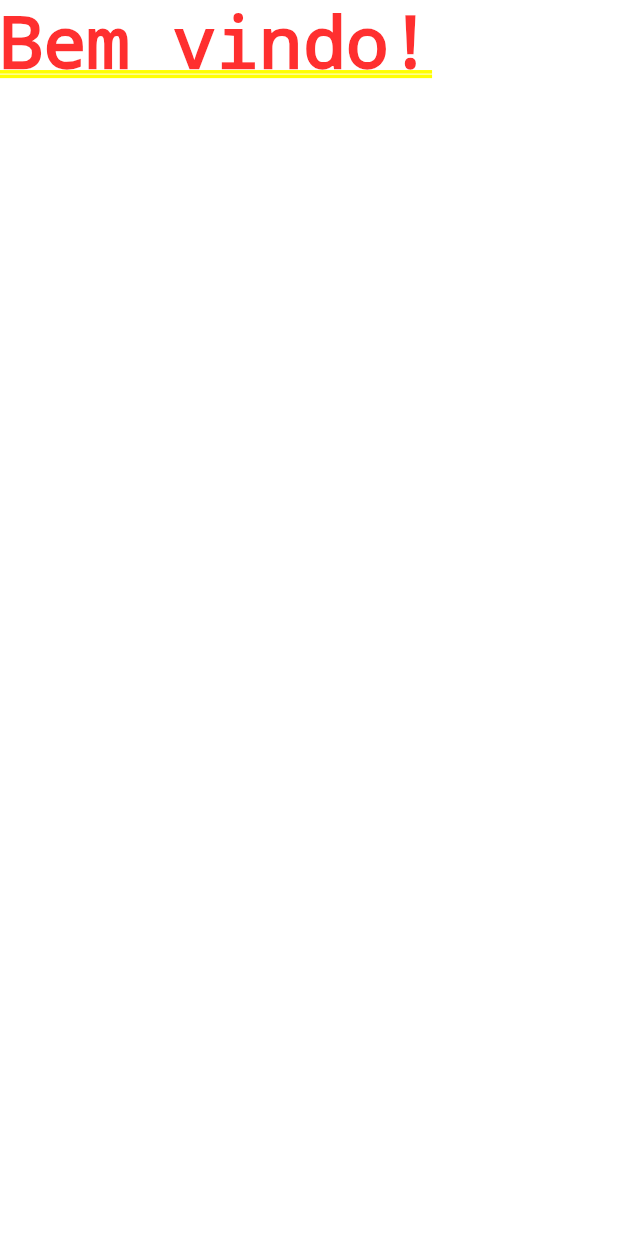
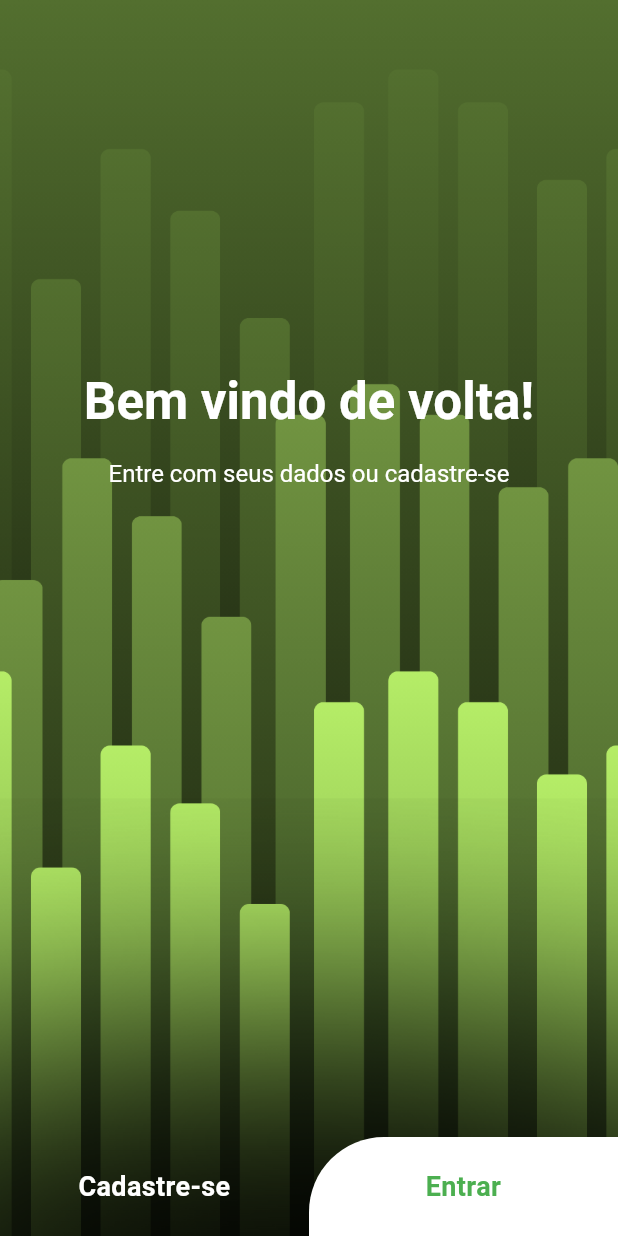
Before and after one commit to S4r4GDL/prog-mobile, a Flutter app: the screen it shows after launch, on a phone screen of 412 x 824 dp. Run offline on Flutter 3.47's test engine with Material 3 defaults, Android fonts, the phone set to English and light mode, and no system bars.

Commit message:
Welcome-page: Criação de botão estilizável e layout de login default

```diff
--- a/lib/main.dart
+++ b/lib/main.dart
@@ -12,9 +12,10 @@ class MyApp extends StatelessWidget {
   @override
   Widget build(BuildContext context) {
     return MaterialApp(
+      debugShowCheckedModeBanner: false,
       title: 'EducaDin',
       theme: ThemeData(primarySwatch: Colors.lightGreen),
-     home: WelcomePage(),
+     home: const WelcomePage(),
     );
   }
 }
--- a/lib/pages/login/forget_password_page.dart
+++ b/lib/pages/login/forget_password_page.dart
@@ -1,11 +1,16 @@
 import 'package:flutter/material.dart';
+import 'package:prog_mobile_app_educadin/widgets/login_scaffold.dart';
 
-class ForgetPasswordPage extends StatelessWidget {
+class ForgetPasswordPage extends StatefulWidget {
   const ForgetPasswordPage({super.key});
 
-  // This widget is the root of your application.
+  @override
+  State<ForgetPasswordPage> createState() => _ForgetPasswordPageState();
+}
+
+class _ForgetPasswordPageState extends State<ForgetPasswordPage> {
   @override
   Widget build(BuildContext context) {
-    return const Text('Recupere sua senha');
+    return const LoginScaffold(child: Text('Esqueci minha senha'));
   }
 }
--- a/lib/pages/login/signin_page.dart
+++ b/lib/pages/login/signin_page.dart
@@ -1,11 +1,16 @@
 import 'package:flutter/material.dart';
+import 'package:prog_mobile_app_educadin/widgets/login_scaffold.dart';
 
-class SigninPage extends StatelessWidget {
+class SigninPage extends StatefulWidget {
   const SigninPage({super.key});
 
-  // This widget is the root of your application.
+  @override
+  State<SigninPage> createState() => _SigninPageState();
+}
+
+class _SigninPageState extends State<SigninPage> {
   @override
   Widget build(BuildContext context) {
-    return const Text('Realize o login');
+    return LoginScaffold(child: Text('Entrar'),);
   }
 }
--- a/lib/pages/login/signup_page.dart
+++ b/lib/pages/login/signup_page.dart
@@ -1,11 +1,17 @@
 import 'package:flutter/material.dart';
 
-class SignupPage extends StatelessWidget {
+import '../../widgets/login_scaffold.dart';
+
+class SignupPage extends StatefulWidget {
   const SignupPage({super.key});
 
-  // This widget is the root of your application.
+  @override
+  State<SignupPage> createState() => _SignupPageState();
+}
+
+class _SignupPageState extends State<SignupPage> {
   @override
   Widget build(BuildContext context) {
-    return const Text('Realize o cadastro');
+    return LoginScaffold(child: Text('Cadastro'),);
   }
 }
--- a/lib/pages/login/welcome_page.dart
+++ b/lib/pages/login/welcome_page.dart
@@ -1,4 +1,8 @@
 import 'package:flutter/material.dart';
+import 'package:prog_mobile_app_educadin/pages/login/signin_page.dart';
+import 'package:prog_mobile_app_educadin/pages/login/signup_page.dart';
+import 'package:prog_mobile_app_educadin/widgets/login_scaffold.dart';
+import 'package:prog_mobile_app_educadin/widgets/rounded_costom_button.dart';
 
 class WelcomePage extends StatelessWidget {
   const WelcomePage({super.key});
@@ -6,6 +10,63 @@ class WelcomePage extends StatelessWidget {
   // This widget is the root of your application.
   @override
   Widget build(BuildContext context) {
-    return const Text('Bem vindo!');
+    return LoginScaffold(
+      child: Column(
+        children: [
+          Flexible(
+            flex: 6,
+            child: Container(
+              padding: const EdgeInsets.symmetric(vertical: 0, horizontal: 40),
+              child: Center(
+                child: RichText(
+                  textAlign: TextAlign.center,
+                  text: const TextSpan(
+                    children: [
+                      TextSpan(
+                        text: 'Bem vindo de volta!\n',
+                        style: TextStyle(
+                          fontSize: 34.0,
+                          fontWeight: FontWeight.bold,
+                        ),
+                      ),
+                      TextSpan(
+                        text: '\nEntre com seus dados ou cadastre-se',
+                        style: TextStyle(fontSize: 16),
+                      ),
+                    ],
+                  ),
+                ),
+              ),
+            ),
+          ),
+          Flexible(
+            flex: 4,
+            child: Align(
+              alignment: Alignment.bottomCenter,
+              child: Row(
+                children: [
+                  Expanded(
+                    child: RoundedCostomButton(
+                      buttonColor: Colors.transparent,
+                      buttonText: 'Cadastre-se',
+                      labelColor: Colors.white,
+                      onTap: SignupPage(),
+                    ),
+                  ),
+                  Expanded(
+                    child: RoundedCostomButton(
+                      buttonColor: Colors.white,
+                      buttonText: 'Entrar',
+                      onTap: SigninPage(),
+                      labelColor: Colors.green,
+                    ),
+                  ),
+                ],
+              ),
+            ),
+          ),
+        ],
+      ),
+    );
   }
 }
--- /dev/null
+++ b/lib/widgets/login_scaffold.dart
@@ -0,0 +1,27 @@
+import 'package:flutter/material.dart';
+
+class LoginScaffold extends StatelessWidget {
+  const LoginScaffold({super.key, this.child});
+final Widget? child;
+  @override
+  Widget build(BuildContext context) {
+    return Scaffold(
+      appBar: AppBar(
+        backgroundColor: Colors.transparent,
+        elevation: 0,
+      ),
+      extendBodyBehindAppBar: true,
+      body: Stack(
+        children: [
+          Image.asset('assets/images/loginbg.png',
+              fit: BoxFit.cover,
+              width: double.infinity,
+              height: double.infinity),
+          SafeArea(
+              child: child!,
+          )
+        ],
+      ),
+    );
+  }
+}
--- /dev/null
+++ b/lib/widgets/rounded_costom_button.dart
@@ -0,0 +1,41 @@
+import 'package:flutter/material.dart';
+import 'package:prog_mobile_app_educadin/pages/login/signin_page.dart';
+
+class RoundedCostomButton extends StatelessWidget {
+  const RoundedCostomButton({
+    super.key,
+    this.buttonText,
+    this.buttonColor,
+    this.onTap,
+    this.labelColor
+  });
+
+  final String? buttonText;
+  final Color? buttonColor;
+  final Color? labelColor;
+  final Widget? onTap;
+
+  @override
+  Widget build(BuildContext context) {
+    return GestureDetector(
+      onTap: () {
+        Navigator.push(context, MaterialPageRoute(builder: (e) => onTap!));
+      },
+      child: Container(
+        padding: EdgeInsets.all(20),
+        decoration: BoxDecoration(
+          color: buttonColor ?? Colors.white,
+          borderRadius: const BorderRadius.only(
+            topLeft: Radius.circular(50),
+          ),
+        ),
+        child: Text(
+          buttonText!,
+          textAlign: TextAlign.center,
+          style: TextStyle(fontSize: 18, fontWeight: FontWeight.bold,
+          color: labelColor ?? Colors.black),
+        ),
+      ),
+    );
+  }
+}
--- a/pubspec.yaml
+++ b/pubspec.yaml
@@ -59,8 +59,8 @@ flutter:
   uses-material-design: true
 
   # To add assets to your application, add an assets section, like this:
-assets:
-     - assets/images/
+  assets:
+    - assets/images/
 #     - assets/images/a_dot_ham.jpeg
 
   # An image asset can refer to one or more resolution-specific "variants", see
```
Also changed, not shown: assets/images/login/loginbg.svg (deleted), assets/images/loginbg.png (added).
